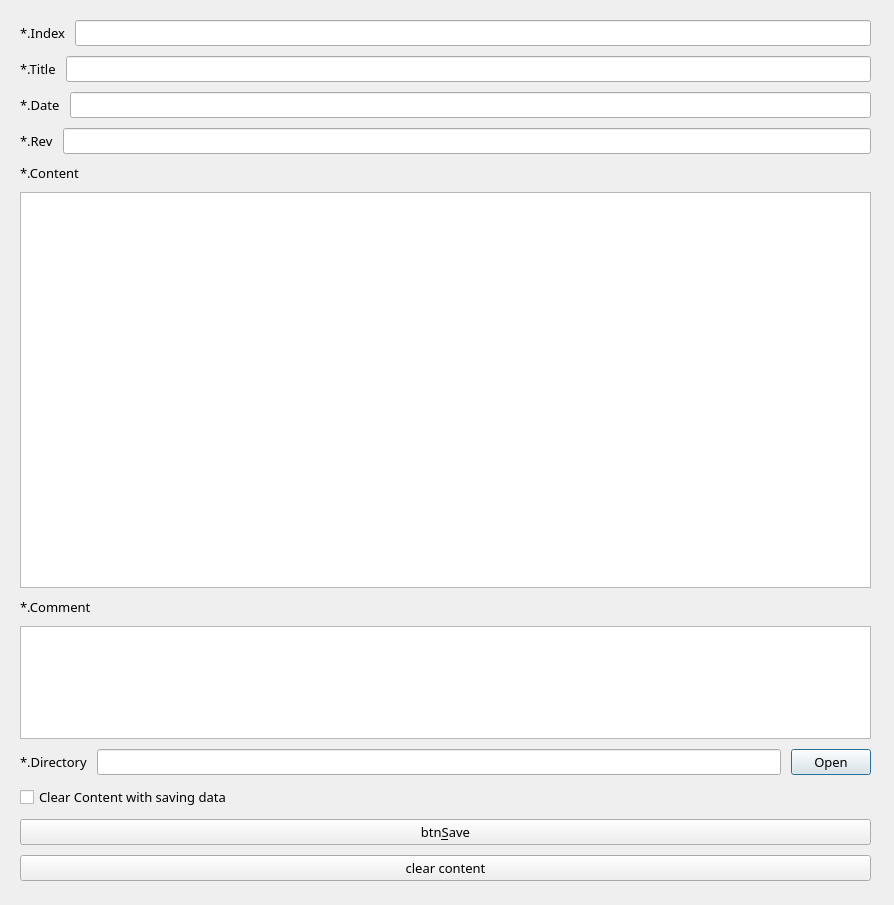
Before: the Qt Designer form mthx/DatabaseUtil/PoemUtil.ui in couragesuper/couragesuper-ds, drawn with Qt 5.
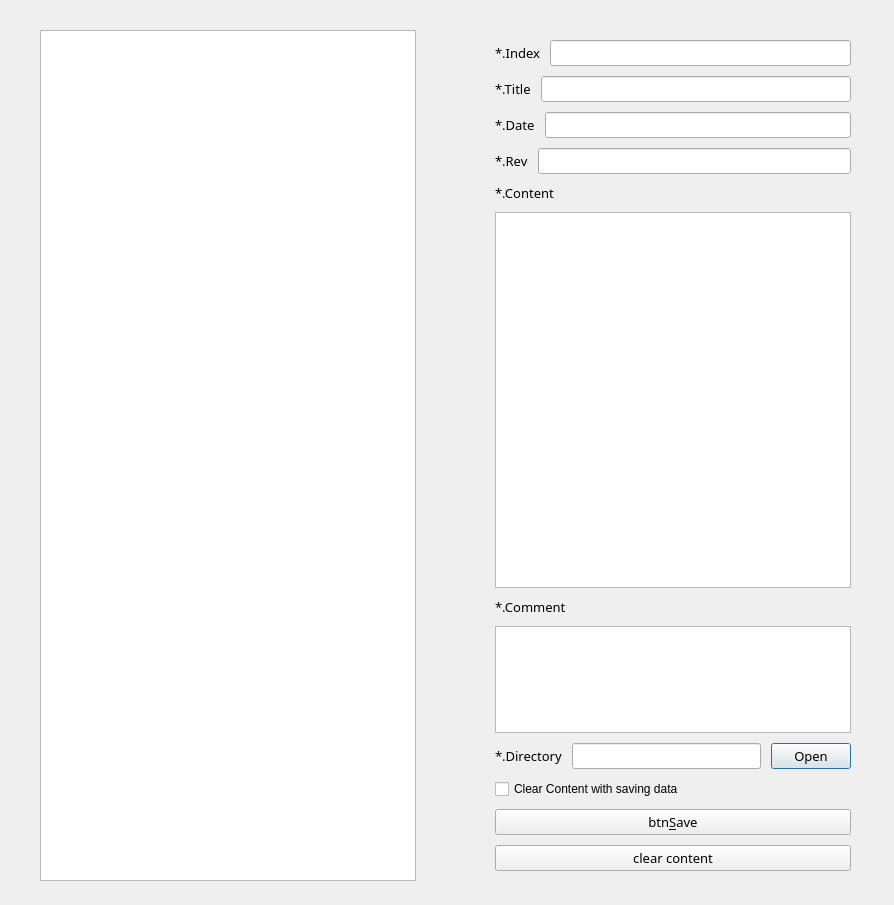
After: the same form once the commit is applied.

Commit message: [ADD] TreeWidget for DButil

The edit to the form file:
```diff
--- a/mthx/DatabaseUtil/PoemUtil.ui
+++ b/mthx/DatabaseUtil/PoemUtil.ui
@@ -16,18 +16,30 @@
   <widget class="QWidget" name="verticalLayoutWidget">
    <property name="geometry">
     <rect>
-     <x>10</x>
-     <y>10</y>
-     <width>871</width>
-     <height>881</height>
+     <x>40</x>
+     <y>30</y>
+     <width>821</width>
+     <height>851</height>
     </rect>
    </property>
-   <property name="font">
-    <font>
-     <family>돋움</family>
-     <pointsize>10</pointsize>
-    </font>
-   </property>
+   <layout class="QHBoxLayout" name="horizontalLayout_7" stretch="6,1,6">
+    <item>
+     <widget class="QTreeView" name="treePoems"/>
+    </item>
+    <item>
+     <spacer name="horizontalSpacer">
+      <property name="orientation">
+       <enum>Qt::Horizontal</enum>
+      </property>
+      <property name="sizeHint" stdset="0">
+       <size>
+        <width>40</width>
+        <height>20</height>
+       </size>
+      </property>
+     </spacer>
+    </item>
+    <item>
    <layout class="QVBoxLayout" name="verticalLayout" stretch="0,0,0,0,3,1,0,0,0,0">
     <property name="spacing">
      <number>10</number>
@@ -285,6 +297,8 @@
        <string>clear content</string>
       </property>
      </widget>
+      </item>
+     </layout>
     </item>
    </layout>
   </widget>
```
Left out of the diff: 2 changed lines with no effect on the pictures. Lines whose indentation alone changed are shown as unchanged. The commit also changes 1 other file.
